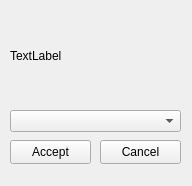
The window that AnnotationWindow.ui (CaioGiani/InstanceChecker) describes before a commit, drawn with Qt 5.
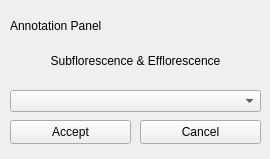
The same window after the commit.

Commit message: all good except for adding annotation

```diff
--- a/AnnotationWindow.ui
+++ b/AnnotationWindow.ui
@@ -6,8 +6,8 @@
    <rect>
     <x>0</x>
     <y>0</y>
-    <width>192</width>
-    <height>186</height>
+    <width>270</width>
+    <height>159</height>
    </rect>
   </property>
   <property name="windowTitle">
@@ -17,21 +17,27 @@
    <property name="geometry">
     <rect>
      <x>10</x>
-     <y>10</y>
-     <width>171</width>
-     <height>91</height>
+     <y>16</y>
+     <width>251</width>
+     <height>20</height>
     </rect>
    </property>
+   <property name="styleSheet">
+    <string notr="true">font: 10pt &quot;Arial&quot;;</string>
+   </property>
    <property name="text">
-    <string>TextLabel</string>
+    <string>Annotation Panel</string>
+   </property>
+   <property name="textFormat">
+    <enum>Qt::PlainText</enum>
    </property>
   </widget>
   <widget class="QComboBox" name="comboBoxDecision">
    <property name="geometry">
     <rect>
      <x>10</x>
-     <y>110</y>
-     <width>171</width>
+     <y>90</y>
+     <width>251</width>
      <height>22</height>
     </rect>
    </property>
@@ -40,8 +46,8 @@
    <property name="geometry">
     <rect>
      <x>10</x>
-     <y>140</y>
-     <width>81</width>
+     <y>120</y>
+     <width>121</width>
      <height>24</height>
     </rect>
    </property>
@@ -52,9 +58,9 @@
   <widget class="QPushButton" name="pushButtonCancel">
    <property name="geometry">
     <rect>
-     <x>100</x>
-     <y>140</y>
-     <width>81</width>
+     <x>140</x>
+     <y>120</y>
+     <width>121</width>
      <height>24</height>
     </rect>
    </property>
@@ -62,6 +68,25 @@
     <string>Cancel</string>
    </property>
   </widget>
+  <widget class="QLabel" name="labelForDecision">
+   <property name="geometry">
+    <rect>
+     <x>10</x>
+     <y>50</y>
+     <width>251</width>
+     <height>21</height>
+    </rect>
+   </property>
+   <property name="styleSheet">
+    <string notr="true">font: 700 12pt &quot;Arial&quot;;</string>
+   </property>
+   <property name="text">
+    <string>Subflorescence &amp; Efflorescence</string>
+   </property>
+   <property name="alignment">
+    <set>Qt::AlignCenter</set>
+   </property>
+  </widget>
  </widget>
  <resources/>
  <connections/>
```
Left out of the diff: 2 changed lines with no effect on the pictures. The commit also changes 7 other files.
